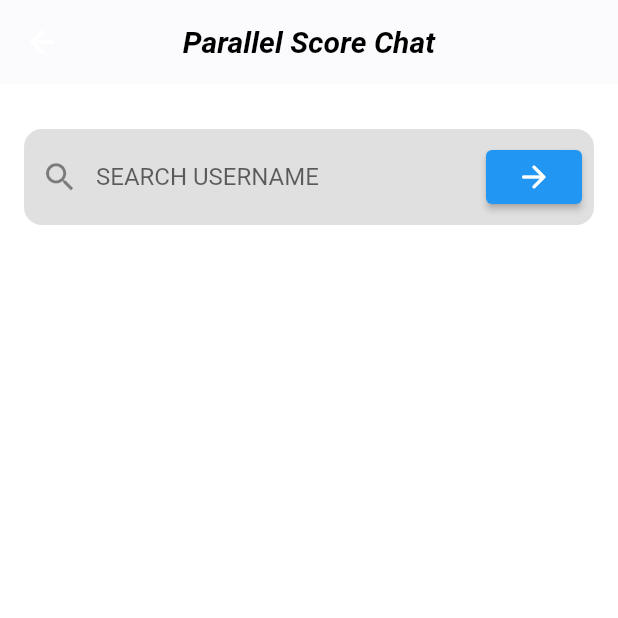
After one commit to dubemezeagwu/parallel_score_chat, a Flutter app: the SearchUsersScreen screen opened directly, on a phone screen of 412 x 824 dp, the top half of it. The commit adds this screen. Run offline on Flutter 3.47's test engine with Material 2 defaults, Android fonts, the phone set to English and light mode, and no system bars; our stand-ins replace cloud_firestore, firebase_auth, firebase_core, flutter_svg, lottie; missing offline and left inert: dart:js; accounts and stored records are empty.

Commit message:
second commit

```diff
--- a/lib/helpers/constants.dart
+++ b/lib/helpers/constants.dart
@@ -4,6 +4,6 @@ const Color primaryColor = Color(0xFF5262F6);
 const Color backgroundColor = Color(0xFFFBFBFD);
 const Color formFieldBackgroundColor = Color(0xFFE0E0E0);
 
-
+// App padding constants
 const double defaultPadding = 16.0;
 const double defaultBorderRadius = 12.0;
--- a/lib/main.dart
+++ b/lib/main.dart
@@ -1,13 +1,18 @@
+import 'package:firebase_auth/firebase_auth.dart';
+import 'package:firebase_core/firebase_core.dart';
 import 'package:flutter/material.dart';
+import 'package:parallel_score_chat/helpers/authenticate.dart';
 import 'package:parallel_score_chat/routes/auth/login_page.dart';
 import 'package:parallel_score_chat/routes/auth/signup_page.dart';
 
-void main() {
+void main() async {
+  WidgetsFlutterBinding.ensureInitialized();
+  await Firebase.initializeApp();
   runApp(MyApp());
 }
 
 class MyApp extends StatelessWidget {
-    MyApp({Key? key}) : super(key: key);
+    const MyApp({Key? key}) : super(key: key);
 
   // This widget is the root of your application.
   @override
@@ -21,7 +26,7 @@ class MyApp extends StatelessWidget {
         scaffoldBackgroundColor: Colors.white,
         visualDensity: VisualDensity.adaptivePlatformDensity
       ),
-      home: SignUpPage(),
+      home: AuthenticateWidget(),
     );
   }
 }
--- /dev/null
+++ b/lib/routes/chat/search_users.dart
@@ -0,0 +1,55 @@
+import 'package:flutter/material.dart';
+import 'package:parallel_score_chat/services/database.dart';
+import 'package:parallel_score_chat/widgets/widget_appbar.dart';
+
+import '../../helpers/constants.dart';
+import '../../helpers/outline_input_border.dart';
+
+class SearchUsersScreen extends StatefulWidget {
+  const SearchUsersScreen({Key? key}) : super(key: key);
+
+  @override
+  _SearchUsersScreenState createState() => _SearchUsersScreenState();
+}
+
+class _SearchUsersScreenState extends State<SearchUsersScreen> {
+
+  TextEditingController searchUsernameTextEditingController = TextEditingController();
+  final DatabaseService _databaseService = DatabaseService();
+  @override
+  Widget build(BuildContext context) {
+    return Scaffold(
+      appBar: appBarMain(context),
+      body: Padding(
+        padding: EdgeInsets.only(
+            left: defaultPadding, right: defaultPadding, top: 30.0),
+        child: Form(
+          child: TextFormField(
+            controller: searchUsernameTextEditingController,
+            decoration: InputDecoration(
+                hintText: "SEARCH USERNAME",
+                filled: true,
+                fillColor: formFieldBackgroundColor,
+                border: outlineInputBorder,
+                enabledBorder: outlineInputBorder,
+                focusedBorder: outlineInputBorder,
+                prefixIcon: Icon(Icons.search, size: 25,),
+                suffixIcon: Padding(
+                  padding: const EdgeInsets.all(8.0),
+                  child: GestureDetector(
+                    onTap: (){},
+                    child: ElevatedButton(
+                      onPressed: () {
+                        _databaseService.getUserByUsername(searchUsernameTextEditingController.text);
+                      },
+                      child: Icon(Icons.arrow_forward_rounded),
+                    ),
+                  ),
+                )
+            ),
+          ),
+        ),
+      )
+    );
+  }
+}
--- a/lib/services/authentication.dart
+++ b/lib/services/authentication.dart
@@ -40,7 +40,7 @@ class AuthenticationService{
     }
   }
 
-  // Reset the user password.
+  // Reset the user's password.
   Future resetPassword (String email) async {
     try{
       return await _auth.sendPasswordResetEmail(email: email);
@@ -49,6 +49,7 @@ class AuthenticationService{
     }
   }
 
+  // Sign the user out.
   Future signOut () async {
     try{
       return await _auth.signOut();
--- /dev/null
+++ b/lib/services/database.dart
@@ -0,0 +1,16 @@
+import 'package:cloud_firestore/cloud_firestore.dart';
+import 'package:flutter/material.dart';
+
+class DatabaseService {
+  getUserByUsername (String username) async {
+    return await FirebaseFirestore.instance.collection("users")
+        .where("username", isEqualTo: username).get();
+  }
+  uploadUserInfo (userMap){
+    FirebaseFirestore.instance.collection("users")
+        .add(userMap)
+        .catchError((exception){
+          print(exception);
+    });
+  }
+}
--- a/pubspec.yaml
+++ b/pubspec.yaml
@@ -37,6 +37,7 @@ dependencies:
   flutter_svg: ^1.0.1
   lottie: ^1.2.1
   firebase_auth: ^3.3.7
+  firebase_core: ^1.12.0
   cloud_firestore: ^3.1.8
 
 dev_dependencies:
```
Also changed, not shown: lib/helpers/authenticate.dart (added, +29 -0 lines), lib/routes/auth/login_page.dart (+14 -7 lines), lib/routes/auth/signup_page.dart (+32 -11 lines), lib/routes/chat/chat_room_page.dart (added, +59 -0 lines), lib/widgets/search_users_list_tile.dart (added, +11 -0 lines), pubspec.lock, 3 other files.
